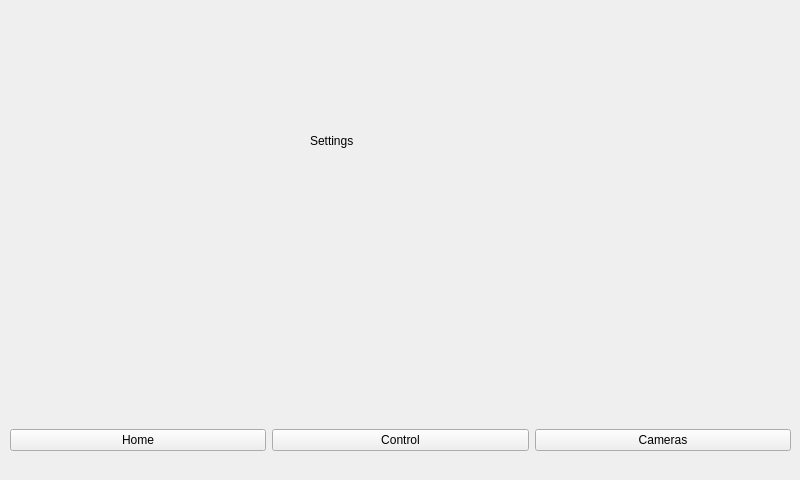
The window that src/cpp_qt_app/src/settings.ui (PiatekBartosz/ros2_agv_pc) describes before a commit, drawn with Qt 5.
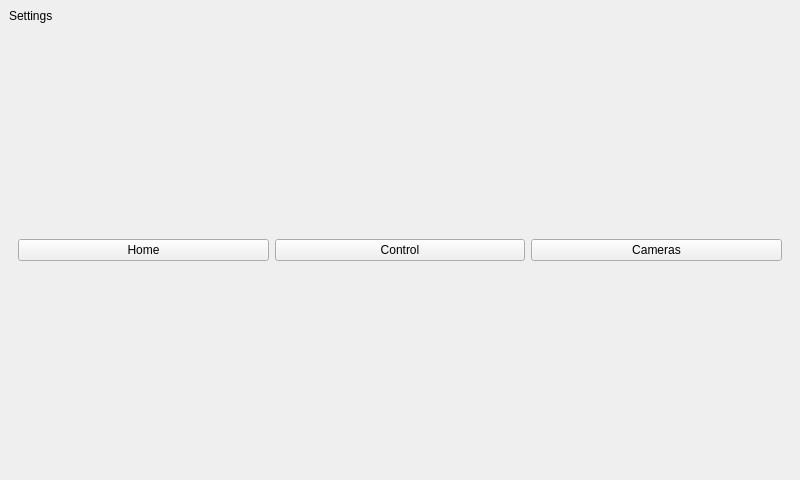
The same window after the commit.

What changed in the file:
```diff
--- a/src/cpp_qt_app/src/settings.ui
+++ b/src/cpp_qt_app/src/settings.ui
@@ -14,25 +14,23 @@
    <string>MainWindow</string>
   </property>
   <widget class="QWidget" name="centralwidget">
+   <layout class="QVBoxLayout" name="verticalLayout">
+    <item>
+     <widget class="QLabel" name="label">
+      <property name="styleSheet">
+       <string notr="true">font: 16pt &quot;Sans Serif&quot;;
+qproperty-alignment: AlignCenter;</string>
+      </property>
+      <property name="text">
+       <string>Settings</string>
+      </property>
+     </widget>
+    </item>
+    <item>
    <widget class="QStackedWidget" name="stackedWidget">
-    <property name="geometry">
-     <rect>
-      <x>10</x>
-      <y>-20</y>
-      <width>781</width>
-      <height>491</height>
-     </rect>
-    </property>
     <widget class="QWidget" name="page_2">
-     <widget class="QWidget" name="horizontalLayoutWidget">
-      <property name="geometry">
-       <rect>
-        <x>0</x>
-        <y>440</y>
-        <width>781</width>
-        <height>41</height>
-       </rect>
-      </property>
+       <layout class="QVBoxLayout" name="verticalLayout_2">
+        <item>
       <layout class="QHBoxLayout" name="horizontalLayout">
        <item>
         <widget class="QPushButton" name="pushButton_home">
@@ -56,22 +54,12 @@
         </widget>
        </item>
       </layout>
-     </widget>
-     <widget class="QLabel" name="label">
-      <property name="geometry">
-       <rect>
-        <x>300</x>
-        <y>150</y>
-        <width>67</width>
-        <height>21</height>
-       </rect>
-      </property>
-      <property name="text">
-       <string>Settings</string>
-      </property>
+        </item>
+       </layout>
+      </widget>
      </widget>
-    </widget>
-   </widget>
+    </item>
+   </layout>
   </widget>
  </widget>
  <resources/>
```
Lines whose indentation alone changed are shown as unchanged.
